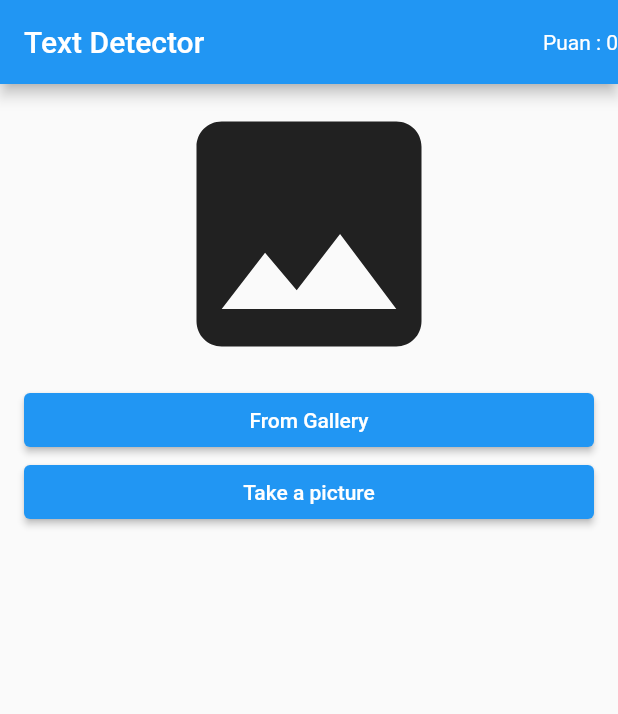
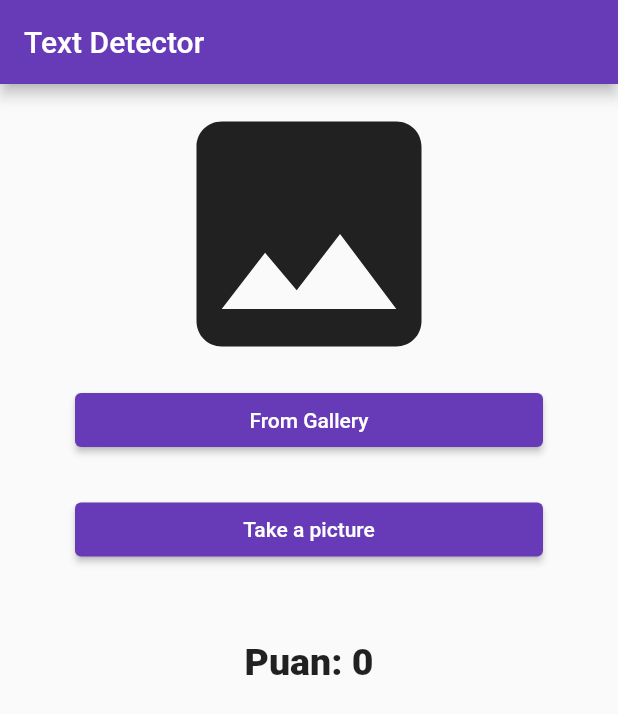
Before and after one commit to hmustafabolat/AKampus_Case, a Flutter app: the screen it shows after launch, on a phone screen of 412 x 824 dp. Shown: the top 714 px of the screen. Run offline on Flutter 3.47's test engine with Material 2 defaults, Android fonts, the phone set to English and light mode, and no system bars; our stand-ins replace camera, image_picker; missing offline and left inert: google_mlkit_commons, google_mlkit_text_recognition.

Commit message:
Design Update

```diff
--- a/lib/view/gallery_view.dart
+++ b/lib/view/gallery_view.dart
@@ -11,9 +11,11 @@ class GalleryView extends StatefulWidget {
     Key? key,
     this.text,
     required this.onImage,
+    required this.point,
   }) : super(key: key);
 
   final String? text;
+  final int point;
   final Function(InputImage inputImage) onImage;
 
   @override
@@ -52,19 +54,24 @@ class _GalleryViewState extends State<GalleryView> {
                 size: 200,
               ),
         Padding(
-          padding: EdgeInsets.symmetric(horizontal: 16),
+          padding: EdgeInsets.symmetric(horizontal: 50),
           child: ElevatedButton(
+            style: ElevatedButton.styleFrom(backgroundColor: Colors.deepPurple),
             child: Text('From Gallery'),
             onPressed: () => _getImage(ImageSource.gallery),
           ),
         ),
         Padding(
-          padding: EdgeInsets.symmetric(horizontal: 16),
+          padding: EdgeInsets.symmetric(horizontal: 50, vertical: 25),
           child: ElevatedButton(
+            style: ElevatedButton.styleFrom(backgroundColor: Colors.deepPurple),
             child: Text('Take a picture'),
             onPressed: () => _getImage(ImageSource.camera),
           ),
         ),
+        Center(child: Padding(padding: EdgeInsets.symmetric(horizontal: 50, vertical: 25),
+          child: Text("Puan: ${widget.point}", style: TextStyle(fontSize: 25, fontWeight: FontWeight.w900),),),),
+
         if (image != null)
           Padding(
             padding: const EdgeInsets.all(16.0),
--- a/lib/view/home.dart
+++ b/lib/view/home.dart
@@ -11,7 +11,7 @@ class Home extends StatefulWidget {
 }
 
 class _HomeViewState extends State<Home> {
-  List allowedList = ['pantene', 'gilete'];
+  List allowedList = ['pantene', 'gilette'];
   var _textRecognizer = TextRecognizer(script: TextRecognitionScript.latin);
   bool _isBusy = false;
   String? _text;
@@ -28,16 +28,13 @@ class _HomeViewState extends State<Home> {
   Widget build(BuildContext context) {
     return Scaffold(
       appBar: AppBar(
+        backgroundColor: Colors.deepPurple,
         title: Text('Text Detector'),
-        actions: [
-          Center(
-            child: Text("Puan : ${point}"),
-          ),
-        ],
       ),
       body: GalleryView(
         text: _text,
         onImage: _processImage,
+        point: point,
       ),
     );
   }
```
